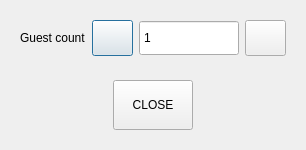
The window that Waiter/dlgguests.ui (End1-1/Cafe5) describes before a commit, drawn with Qt 5.
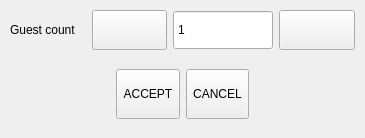
The same window after the commit. Icons and pictures are not drawn.

What changed in the file:
```diff
--- a/Waiter/dlgguests.ui
+++ b/Waiter/dlgguests.ui
@@ -6,8 +6,8 @@
    <rect>
     <x>0</x>
     <y>0</y>
-    <width>306</width>
-    <height>150</height>
+    <width>365</width>
+    <height>138</height>
    </rect>
   </property>
   <property name="minimumSize">
@@ -20,6 +20,21 @@
    <string>Cafe5</string>
   </property>
   <layout class="QVBoxLayout" name="verticalLayout">
+   <property name="spacing">
+    <number>1</number>
+   </property>
+   <property name="leftMargin">
+    <number>1</number>
+   </property>
+   <property name="topMargin">
+    <number>1</number>
+   </property>
+   <property name="rightMargin">
+    <number>1</number>
+   </property>
+   <property name="bottomMargin">
+    <number>10</number>
+   </property>
    <item>
     <widget class="QWidget" name="widget" native="true">
      <property name="sizePolicy">
@@ -37,7 +52,7 @@
        </widget>
       </item>
       <item>
-       <widget class="QPushButton" name="btnGuestDown">
+       <widget class="QToolButton" name="btnGuestDown">
         <property name="sizePolicy">
          <sizepolicy hsizetype="Minimum" vsizetype="Minimum">
           <horstretch>0</horstretch>
@@ -85,7 +100,7 @@
        </widget>
       </item>
       <item>
-       <widget class="QPushButton" name="btnGuestUp">
+       <widget class="QToolButton" name="btnGuestUp">
         <property name="sizePolicy">
          <sizepolicy hsizetype="Minimum" vsizetype="Minimum">
           <horstretch>0</horstretch>
@@ -127,7 +142,7 @@
        </spacer>
       </item>
       <item>
-       <widget class="QPushButton" name="btnClose">
+       <widget class="QToolButton" name="btnAccept">
         <property name="minimumSize">
          <size>
           <width>0</width>
@@ -135,7 +150,20 @@
          </size>
         </property>
         <property name="text">
-         <string>CLOSE</string>
+         <string>ACCEPT</string>
+        </property>
+       </widget>
+      </item>
+      <item>
+       <widget class="QToolButton" name="btnCancel">
+        <property name="minimumSize">
+         <size>
+          <width>0</width>
+          <height>50</height>
+         </size>
+        </property>
+        <property name="text">
+         <string>CANCEL</string>
         </property>
        </widget>
       </item>
```
Left out of the diff: 13 changed lines with no effect on the pictures.
